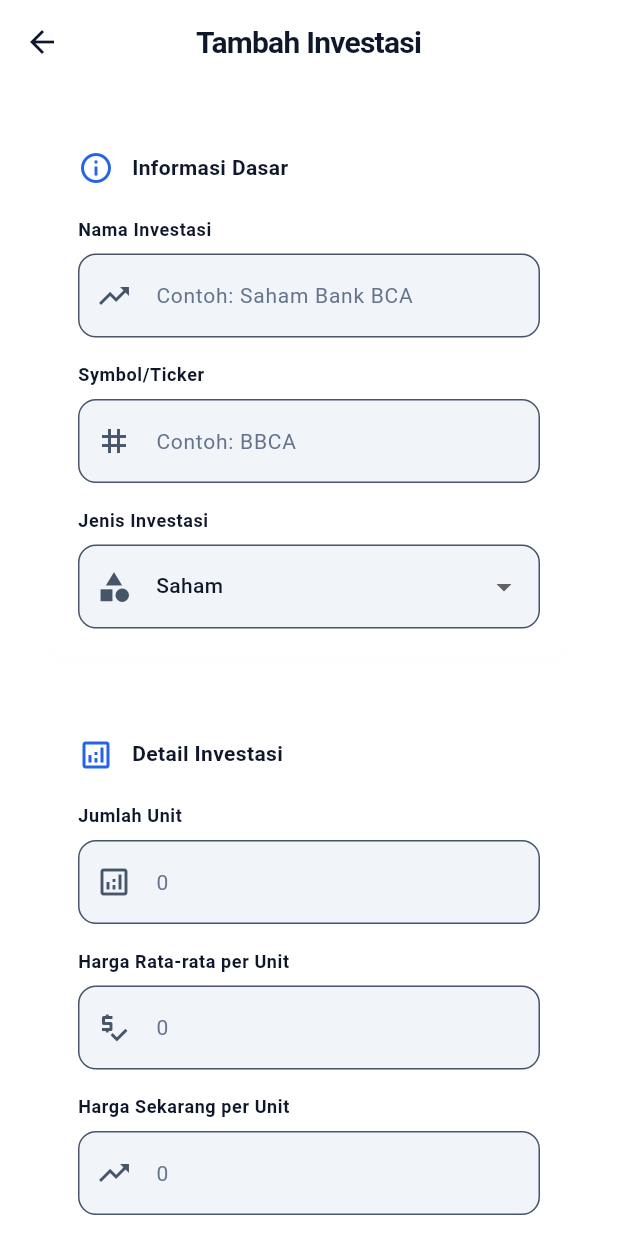
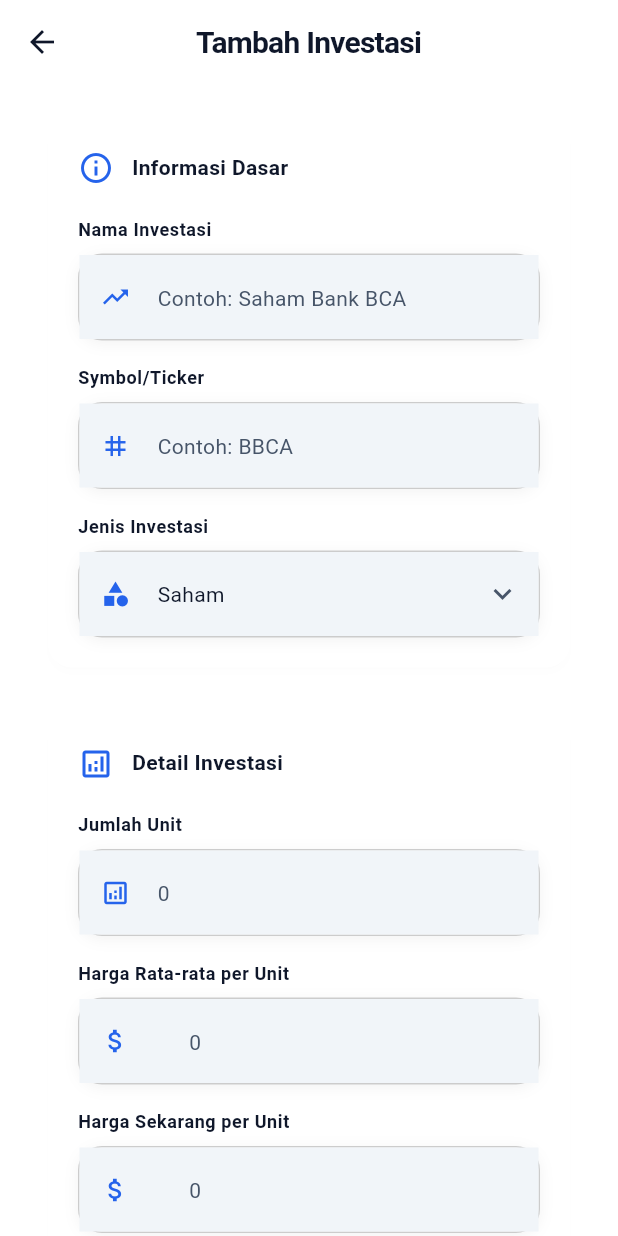
Before and after one commit to Syaha-Creator/finance_app, a Flutter app: the AddEditInvestmentPage screen opened by its route, on a phone screen of 412 x 824 dp. Run offline on Flutter 3.47's test engine with Material 3 defaults, Android fonts, the light colour scheme and no system bars; our stand-ins replace cloud_firestore, equatable, firebase_auth, firebase_core, firebase_storage, fl_chart and 7 more; accounts and stored records are empty.

Commit message:
refactor: update investment management feature
- Update investment models, repositories, providers, pages, and widgets

```diff
--- a/lib/features/investment/presentation/pages/add_edit_investment_page.dart
+++ b/lib/features/investment/presentation/pages/add_edit_investment_page.dart
@@ -1,8 +1,8 @@
 import 'package:flutter/material.dart';
-import 'package:flutter/services.dart';
 import 'package:flutter_riverpod/flutter_riverpod.dart';
 import '../../../../core/theme/app_colors.dart';
 import '../../../../core/utils/thousand_input_formatter.dart';
+import '../../../../core/widgets/widgets.dart';
 import '../../data/models/investment_model.dart';
 import '../provider/investment_provider.dart';
 
@@ -88,7 +88,7 @@ class _AddEditInvestmentPageState extends ConsumerState<AddEditInvestmentPage> {
               title: 'Informasi Dasar',
               icon: Icons.info_outline,
               children: [
-                _buildTextField(
+                CoreTextField(
                   controller: _nameController,
                   label: 'Nama Investasi',
                   hint: 'Contoh: Saham Bank BCA',
@@ -103,7 +103,7 @@ class _AddEditInvestmentPageState extends ConsumerState<AddEditInvestmentPage> {
 
                 const SizedBox(height: 16),
 
-                _buildTextField(
+                CoreTextField(
                   controller: _symbolController,
                   label: 'Symbol/Ticker',
                   hint: 'Contoh: BBCA',
@@ -118,12 +118,18 @@ class _AddEditInvestmentPageState extends ConsumerState<AddEditInvestmentPage> {
 
                 const SizedBox(height: 16),
 
-                _buildDropdownField(
+                CoreDropdown<InvestmentType>(
+                  value: _selectedType,
+                  onChanged: (newValue) {
+                    if (newValue != null) {
+                      setState(() {
+                        _selectedType = newValue;
+                      });
+                    }
+                  },
                   label: 'Jenis Investasi',
                   icon: Icons.category,
-                  value: _selectedType,
-                  items:
-                      InvestmentType.values.map((type) {
+                  items: InvestmentType.values.map((type) {
                     String label;
                     switch (type) {
                       case InvestmentType.stock:
@@ -153,13 +159,6 @@ class _AddEditInvestmentPageState extends ConsumerState<AddEditInvestmentPage> {
                       child: Text(label),
                     );
                   }).toList(),
-                  onChanged: (InvestmentType? newValue) {
-                    if (newValue != null) {
-                      setState(() {
-                        _selectedType = newValue;
-                      });
-                    }
-                  },
                 ),
               ],
             ),
@@ -171,7 +170,7 @@ class _AddEditInvestmentPageState extends ConsumerState<AddEditInvestmentPage> {
               title: 'Detail Investasi',
               icon: Icons.analytics_outlined,
               children: [
-                _buildTextField(
+                CoreTextField(
                   controller: _quantityController,
                   label: 'Jumlah Unit',
                   hint: '0',
@@ -192,13 +191,10 @@ class _AddEditInvestmentPageState extends ConsumerState<AddEditInvestmentPage> {
 
                 const SizedBox(height: 16),
 
-                _buildTextField(
+                CoreAmountInput(
                   controller: _averagePriceController,
                   label: 'Harga Rata-rata per Unit',
                   hint: '0',
-                  icon: Icons.price_check_outlined,
-                  keyboardType: TextInputType.number,
-                  inputFormatters: [ThousandInputFormatter()],
                   validator: (value) {
                     if (value == null || value.isEmpty) {
                       return 'Harga rata-rata harus diisi';
@@ -213,13 +209,10 @@ class _AddEditInvestmentPageState extends ConsumerState<AddEditInvestmentPage> {
 
                 const SizedBox(height: 16),
 
-                _buildTextField(
+                CoreAmountInput(
                   controller: _currentPriceController,
                   label: 'Harga Sekarang per Unit',
                   hint: '0',
-                  icon: Icons.trending_up_outlined,
-                  keyboardType: TextInputType.number,
-                  inputFormatters: [ThousandInputFormatter()],
                   validator: (value) {
                     if (value == null || value.isEmpty) {
                       return 'Harga sekarang harus diisi';
@@ -234,7 +227,15 @@ class _AddEditInvestmentPageState extends ConsumerState<AddEditInvestmentPage> {
 
                 const SizedBox(height: 16),
 
-                _buildDateField(),
+                CoreDatePicker(
+                  selectedDate: _selectedPurchaseDate,
+                  onDateSelected: (date) {
+                    setState(() => _selectedPurchaseDate = date);
+                  },
+                  label: 'Tanggal Pembelian',
+                  firstDate: DateTime(2000),
+                  lastDate: DateTime.now(),
+                ),
               ],
             ),
 
@@ -245,7 +246,7 @@ class _AddEditInvestmentPageState extends ConsumerState<AddEditInvestmentPage> {
               title: 'Catatan',
               icon: Icons.note_outlined,
               children: [
-                _buildTextField(
+                CoreTextField(
                   controller: _notesController,
                   label: 'Catatan (Opsional)',
                   hint: 'Catatan tambahan tentang investasi ini',
@@ -258,23 +259,9 @@ class _AddEditInvestmentPageState extends ConsumerState<AddEditInvestmentPage> {
             const SizedBox(height: 32),
 
             // Save Button
-            ElevatedButton(
+            CoreLoadingButton(
               onPressed: _saveInvestment,
-              style: ElevatedButton.styleFrom(
-                backgroundColor: AppColors.primary,
-                foregroundColor: Colors.white,
-                padding: const EdgeInsets.symmetric(vertical: 16),
-                shape: RoundedRectangleBorder(
-                  borderRadius: BorderRadius.circular(12),
-                ),
-              ),
-              child: Text(
-                isEditing ? 'Update Investasi' : 'Simpan Investasi',
-                style: const TextStyle(
-                  fontSize: 16,
-                  fontWeight: FontWeight.w600,
-                ),
-              ),
+              text: isEditing ? 'Update Investasi' : 'Simpan Investasi',
             ),
           ],
         ),
@@ -313,131 +300,6 @@ class _AddEditInvestmentPageState extends ConsumerState<AddEditInvestmentPage> {
         ),
       ),
     );
-  }
-
-  Widget _buildTextField({
-    required TextEditingController controller,
-    required String label,
-    required String hint,
-    required IconData icon,
-    int maxLines = 1,
-    TextInputType? keyboardType,
-    List<TextInputFormatter>? inputFormatters,
-    String? Function(String?)? validator,
-  }) {
-    return Column(
-      crossAxisAlignment: CrossAxisAlignment.start,
-      children: [
-        Text(
-          label,
-          style: Theme.of(
-            context,
-          ).textTheme.titleSmall?.copyWith(fontWeight: FontWeight.w600),
-        ),
-        const SizedBox(height: 8),
-        TextFormField(
-          controller: controller,
-          maxLines: maxLines,
-          keyboardType: keyboardType,
-          inputFormatters: inputFormatters,
-          validator: validator,
-          decoration: InputDecoration(
-            hintText: hint,
-            prefixIcon: Icon(icon),
-            border: OutlineInputBorder(borderRadius: BorderRadius.circular(12)),
-            focusedBorder: OutlineInputBorder(
-              borderRadius: BorderRadius.circular(12),
-              borderSide: BorderSide(color: AppColors.primary, width: 2),
-            ),
-          ),
-        ),
-      ],
-    );
-  }
-
-  Widget _buildDropdownField<T>({
-    required String label,
-    required IconData icon,
-    required T value,
-    required List<DropdownMenuItem<T>> items,
-    required ValueChanged<T?> onChanged,
-  }) {
-    return Column(
-      crossAxisAlignment: CrossAxisAlignment.start,
-      children: [
-        Text(
-          label,
-          style: Theme.of(
-            context,
-          ).textTheme.titleSmall?.copyWith(fontWeight: FontWeight.w600),
-        ),
-        const SizedBox(height: 8),
-        DropdownButtonFormField<T>(
-          initialValue: value,
-          decoration: InputDecoration(
-            prefixIcon: Icon(icon),
-            border: OutlineInputBorder(borderRadius: BorderRadius.circular(12)),
-            focusedBorder: OutlineInputBorder(
-              borderRadius: BorderRadius.circular(12),
-              borderSide: BorderSide(color: AppColors.primary, width: 2),
-            ),
-          ),
-          items: items,
-          onChanged: onChanged,
-        ),
-      ],
-    );
-  }
-
-  Widget _buildDateField() {
-    return Column(
-      crossAxisAlignment: CrossAxisAlignment.start,
-      children: [
-        Text(
-          'Tanggal Pembelian',
-          style: Theme.of(
-            context,
-          ).textTheme.titleSmall?.copyWith(fontWeight: FontWeight.w600),
-        ),
-        const SizedBox(height: 8),
-        InkWell(
-          onTap: _selectDate,
-          child: Container(
-            padding: const EdgeInsets.all(16),
-            decoration: BoxDecoration(
-              border: Border.all(color: Colors.grey.shade300),
-              borderRadius: BorderRadius.circular(12),
-            ),
-            child: Row(
-              children: [
-                Icon(Icons.calendar_today_outlined, color: AppColors.primary),
-                const SizedBox(width: 12),
-                Text(
-                  '${_selectedPurchaseDate.day}/${_selectedPurchaseDate.month}/${_selectedPurchaseDate.year}',
-                  style: Theme.of(context).textTheme.bodyMedium,
-                ),
-                const Spacer(),
-                const Icon(Icons.arrow_drop_down),
-              ],
-            ),
-          ),
-        ),
-      ],
-    );
-  }
-
-  Future<void> _selectDate() async {
-    final DateTime? picked = await showDatePicker(
-      context: context,
-      initialDate: _selectedPurchaseDate,
-      firstDate: DateTime(2000),
-      lastDate: DateTime.now(),
-    );
-    if (picked != null && picked != _selectedPurchaseDate) {
-      setState(() {
-        _selectedPurchaseDate = picked;
-      });
-    }
   }
 
   void _saveInvestment() {
```
Also changed, not shown: lib/features/investment/data/models/investment_model.dart (+28 -10 lines), lib/features/investment/data/repositories/investment_repository.dart (+11 -5 lines), lib/features/investment/presentation/provider/investment_provider.dart (+6 -1 lines). Lines whose indentation alone changed are shown as unchanged.
